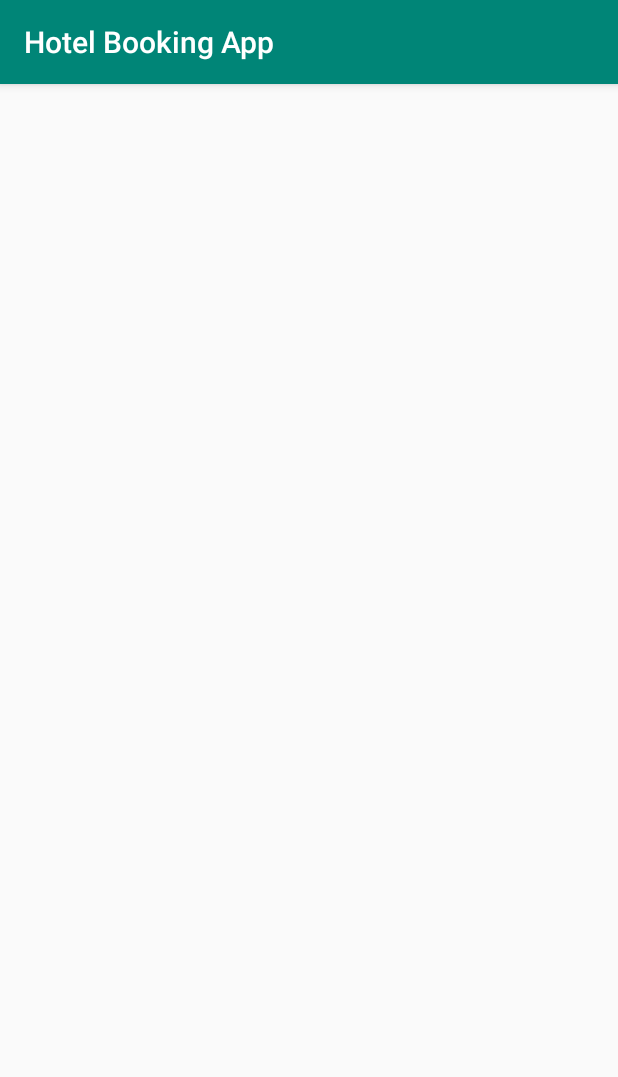
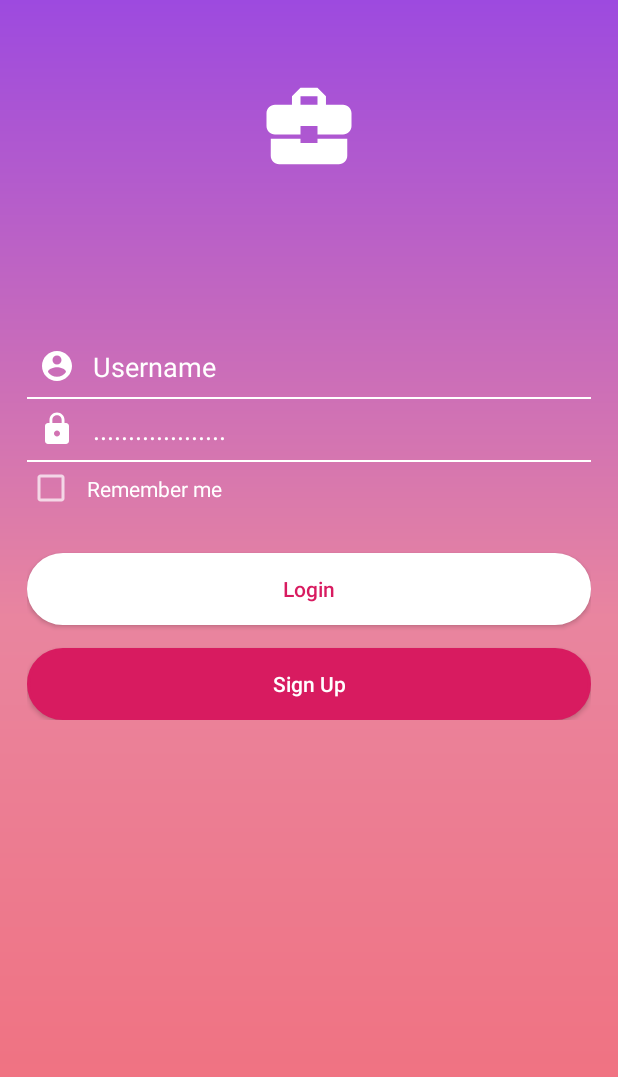
Before and after one commit to SamJay0/Hotel-Booking-App, an Android app: the screen it shows after launch (MainActivity), on a phone screen of 412 x 824 dp. Shown: the top 1077 px of the screen. Run offline under Robolectric (Android 15) with nearby library versions, the phone set to English and light mode, and no system bars.

Commit message:
designed login page

```diff
--- a/app/src/main/java/com/example/hotelbookingapp/MainActivity.java
+++ b/app/src/main/java/com/example/hotelbookingapp/MainActivity.java
@@ -2,12 +2,13 @@ package com.example.hotelbookingapp;
 
 import android.support.v7.app.AppCompatActivity;
 import android.os.Bundle;
+import android.support.v7.widget.Toolbar;
 
 public class MainActivity extends AppCompatActivity {
 
     @Override
     protected void onCreate(Bundle savedInstanceState) {
         super.onCreate(savedInstanceState);
-        setContentView(R.layout.activity_main);
+        setContentView(R.layout.activity_login);
     }
 }
--- /dev/null
+++ b/app/src/main/res/drawable/ic_account_circle_black_24dp.xml
@@ -0,0 +1,5 @@
+<vector android:height="24dp" android:tint="#FFFFFF"
+    android:viewportHeight="24.0" android:viewportWidth="24.0"
+    android:width="24dp" xmlns:android="http://schemas.android.com/apk/res/android">
+    <path android:fillColor="#FF000000" android:pathData="M12,2C6.48,2 2,6.48 2,12s4.48,10 10,10 10,-4.48 10,-10S17.52,2 12,2zM12,5c1.66,0 3,1.34 3,3s-1.34,3 -3,3 -3,-1.34 -3,-3 1.34,-3 3,-3zM12,19.2c-2.5,0 -4.71,-1.28 -6,-3.22 0.03,-1.99 4,-3.08 6,-3.08 1.99,0 5.97,1.09 6,3.08 -1.29,1.94 -3.5,3.22 -6,3.22z"/>
+</vector>
--- /dev/null
+++ b/app/src/main/res/drawable/ic_building.xml
@@ -0,0 +1,5 @@
+<vector android:height="24dp" android:tint="#FFFFFF"
+    android:viewportHeight="24.0" android:viewportWidth="24.0"
+    android:width="24dp" xmlns:android="http://schemas.android.com/apk/res/android">
+    <path android:fillColor="#FF000000" android:pathData="M10,16v-1L3.01,15L3,19c0,1.11 0.89,2 2,2h14c1.11,0 2,-0.89 2,-2v-4h-7v1h-4zM20,7h-4.01L15.99,5l-2,-2h-4l-2,2v2L4,7c-1.1,0 -2,0.9 -2,2v3c0,1.11 0.89,2 2,2h6v-2h4v2h6c1.1,0 2,-0.9 2,-2L22,9c0,-1.1 -0.9,-2 -2,-2zM14,7h-4L10,5h4v2z"/>
+</vector>
--- /dev/null
+++ b/app/src/main/res/drawable/ic_lock_24dp.xml
@@ -0,0 +1,5 @@
+<vector android:height="24dp" android:tint="#FFFFFF"
+    android:viewportHeight="24.0" android:viewportWidth="24.0"
+    android:width="24dp" xmlns:android="http://schemas.android.com/apk/res/android">
+    <path android:fillColor="#FF000000" android:pathData="M18,8h-1L17,6c0,-2.76 -2.24,-5 -5,-5S7,3.24 7,6v2L6,8c-1.1,0 -2,0.9 -2,2v10c0,1.1 0.9,2 2,2h12c1.1,0 2,-0.9 2,-2L20,10c0,-1.1 -0.9,-2 -2,-2zM12,17c-1.1,0 -2,-0.9 -2,-2s0.9,-2 2,-2 2,0.9 2,2 -0.9,2 -2,2zM15.1,8L8.9,8L8.9,6c0,-1.71 1.39,-3.1 3.1,-3.1 1.71,0 3.1,1.39 3.1,3.1v2z"/>
+</vector>
--- /dev/null
+++ b/app/src/main/res/drawable/login_background.xml
@@ -0,0 +1,16 @@
+<?xml version="1.0" encoding="utf-8"?>
+<shape xmlns:android="http://schemas.android.com/apk/res/android">
+    <stroke
+        android:width="2dp"
+        android:color="@color/white"/>
+    <corners
+        android:radius="25dp"/>
+    <padding
+        android:left="2dp"
+        android:right="2dp"
+        android:bottom="2dp"
+        android:top="2dp"/>
+    <solid
+        android:color="@color/white"/>
+
+</shape>
--- /dev/null
+++ b/app/src/main/res/drawable/login_gradient.xml
@@ -0,0 +1,16 @@
+<?xml version="1.0" encoding="utf-8"?>
+<shape xmlns:android="http://schemas.android.com/apk/res/android">
+    <gradient
+        android:endColor="#9d4adf"
+        android:startColor="#f26c78"
+        android:centerColor="#e9859f"
+        android:angle="90"/>
+    <padding
+        android:left="7dp"
+        android:top="7dp"
+        android:right="7dp"
+        android:bottom="7dp"/>
+    <!--<corners android:radius="20dp"/>-->
+
+
+</shape>
--- /dev/null
+++ b/app/src/main/res/drawable/sign_up_background.xml
@@ -0,0 +1,16 @@
+<?xml version="1.0" encoding="utf-8"?>
+<shape xmlns:android="http://schemas.android.com/apk/res/android">
+    <stroke
+        android:width="2dp"
+        android:color="@color/colorAccent"/>
+    <corners
+        android:radius="25dp"/>
+    <padding
+        android:left="2dp"
+        android:right="2dp"
+        android:bottom="2dp"
+        android:top="2dp"/>
+    <solid
+        android:color="@color/colorAccent"/>
+
+</shape>
--- a/app/src/main/res/layout/activity_login.xml
+++ b/app/src/main/res/layout/activity_login.xml
@@ -4,10 +4,97 @@
     xmlns:tools="http://schemas.android.com/tools"
     android:layout_width="match_parent"
     android:layout_height="match_parent"
+    android:padding="18dp"
+    android:orientation="vertical"
+    android:background="@drawable/login_gradient"
     tools:context=".LoginActivity">
-    <TextView
-        android:layout_width="wrap_content"
-        android:layout_height="wrap_content"
-        android:text="Login"/>
+    <ScrollView
+        android:layout_width="match_parent"
+        android:layout_height="match_parent">
+        <LinearLayout
+            android:layout_width="match_parent"
+            android:layout_height="match_parent"
+            android:orientation="vertical">
+            <ImageView
+                android:layout_width="100dp"
+                android:layout_height="100dp"
+                android:layout_gravity="center_horizontal"
+                android:padding="16dp"
+                android:layout_marginTop="16dp"
+                android:layout_marginBottom="20dp"
+                android:src="@drawable/ic_building"/>
+            <EditText
+                android:layout_width="match_parent"
+                android:layout_height="wrap_content"
+                android:hint="@string/username"
+                android:inputType="textPersonName"
+                android:textColorHint="@color/white"
+                android:background="@android:color/transparent"
+                android:padding="8dp"
+                android:layout_marginTop="70dp"
+                android:ems="10"
+                android:drawablePadding="12dp"
+                android:drawableLeft="@drawable/ic_account_circle_black_24dp"/>
+            <View
+                android:layout_width="match_parent"
+                android:layout_height="1dp"
+                android:background="@color/white"/>
+            <!--<EditText-->
+                <!--android:layout_width="match_parent"-->
+                <!--android:layout_height="wrap_content"-->
+                <!--android:hint="@string/email"-->
+                <!--android:inputType="textEmailAddress"-->
+                <!--android:textColorHint="@color/white"-->
+                <!--android:background="@android:color/transparent"-->
+                <!--android:padding="8dp"-->
+                <!--android:ems="10"-->
+                <!--android:drawablePadding="12dp"-->
+                <!--android:drawableLeft="@drawable/ic_account_circle_black_24dp"/>-->
+            <!--<View-->
+                <!--android:layout_width="match_parent"-->
+                <!--android:layout_height="1dp"-->
+                <!--android:background="@color/white"/>-->
+            <EditText
+                android:layout_width="match_parent"
+                android:layout_height="wrap_content"
+                android:hint="@string/passHint"
+                android:inputType="textPassword"
+                android:textColorHint="@color/white"
+                android:background="@android:color/transparent"
+                android:padding="8dp"
+                android:ems="10"
+                android:drawablePadding="12dp"
+                android:drawableLeft="@drawable/ic_lock_24dp"/>
+            <View
+                android:layout_width="match_parent"
+                android:layout_height="1dp"
+                android:background="@color/white"/>
+            <CheckBox
+                android:layout_width="match_parent"
+                android:layout_height="wrap_content"
+                android:padding="8dp"
+                android:text="@string/remember"/>
+            <Button
+                android:layout_width="match_parent"
+                android:layout_height="wrap_content"
+                android:layout_marginTop="25dp"
+                android:background="@drawable/login_background"
+                android:text="@string/login"
+                android:clickable="true"
+                android:textColor="@color/colorAccent"
+                android:textAllCaps="false"/>
+            <Button
+                android:layout_width="match_parent"
+                android:layout_height="wrap_content"
+                android:layout_marginTop="15dp"
+                android:background="@drawable/sign_up_background"
+                android:clickable="true"
+                android:text="@string/sign_up"
+                android:textColor="@color/white"
+                android:textAllCaps="false"/>
+
+
+        </LinearLayout>
+    </ScrollView>
 
 </LinearLayout>
--- a/app/src/main/res/layout/activity_main.xml
+++ b/app/src/main/res/layout/activity_main.xml
@@ -1,9 +1,16 @@
 <?xml version="1.0" encoding="utf-8"?>
-<android.support.constraint.ConstraintLayout xmlns:android="http://schemas.android.com/apk/res/android"
+<LinearLayout xmlns:android="http://schemas.android.com/apk/res/android"
     xmlns:app="http://schemas.android.com/apk/res-auto"
     xmlns:tools="http://schemas.android.com/tools"
     android:layout_width="match_parent"
     android:layout_height="match_parent"
+    android:orientation="vertical"
     tools:context=".MainActivity">
 
-</android.support.constraint.ConstraintLayout>
+    <TextView
+        android:layout_width="wrap_content"
+        android:layout_height="wrap_content"
+        android:text="@string/app_name"
+        android:textColor="@color/colorPrimaryDark" />
+
+</LinearLayout>
--- a/app/src/main/res/values/colors.xml
+++ b/app/src/main/res/values/colors.xml
@@ -2,5 +2,8 @@
 <resources>
     <color name="colorPrimary">#008577</color>
     <color name="colorPrimaryDark">#00574B</color>
+    <color name="black">#000000</color>
     <color name="colorAccent">#D81B60</color>
+    <color name="white">#fff</color>
+
 </resources>
--- a/app/src/main/res/values/strings.xml
+++ b/app/src/main/res/values/strings.xml
@@ -1,3 +1,9 @@
 <resources>
     <string name="app_name">Hotel Booking App</string>
+    <string name="login">Login</string>
+    <string name="sign_up">Sign Up</string>
+    <string name="username">Username</string>
+    <string name="email">enter email</string>
+    <string name="passHint">...................</string>
+    <string name="remember">Remember me</string>
 </resources>
--- a/app/src/main/res/values/styles.xml
+++ b/app/src/main/res/values/styles.xml
@@ -1,11 +1,12 @@
 <resources>
 
     <!-- Base application theme. -->
-    <style name="AppTheme" parent="Theme.AppCompat.Light.DarkActionBar">
+    <style name="AppTheme" parent="Theme.AppCompat.NoActionBar">
         <!-- Customize your theme here. -->
-        <item name="colorPrimary">@color/colorPrimary</item>
-        <item name="colorPrimaryDark">@color/colorPrimaryDark</item>
+        <item name="colorPrimary">@color/colorAccent</item>
+        <item name="colorPrimaryDark">@color/black</item>
         <item name="colorAccent">@color/colorAccent</item>
+        <item name="android:colorForeground">@color/foreground_material_dark</item>
     </style>
 
 </resources>
```
